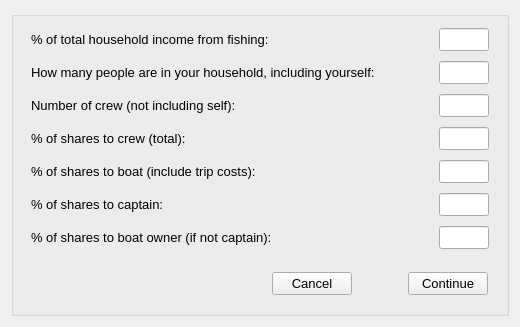
This is oom_st_kitts_nevis/Interview/addtquestions.ui in Ecotrust/openoceanmap-desktop as Qt 5 draws it before an edit. The edited form follows.
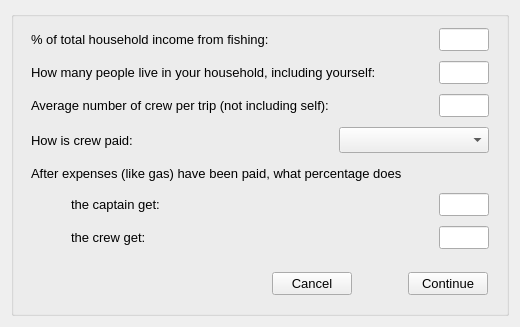
This is the edited form.

```diff
--- a/oom_st_kitts_nevis/Interview/addtquestions.ui
+++ b/oom_st_kitts_nevis/Interview/addtquestions.ui
@@ -153,7 +153,7 @@
                </font>
               </property>
               <property name="text" >
-               <string>How many people are in your household, including yourself:</string>
+               <string>How many people live in your household, including yourself:</string>
               </property>
              </widget>
             </item>
@@ -235,7 +235,7 @@
                </font>
               </property>
               <property name="text" >
-               <string>Number of crew (not including self):</string>
+               <string>Average number of crew per trip (not including self):</string>
               </property>
              </widget>
             </item>
@@ -274,8 +274,8 @@
        </widget>
       </item>
       <item>
-       <widget class="QWidget" native="1" name="widget_24" >
-        <layout class="QVBoxLayout" name="verticalLayout_14" >
+       <widget class="QWidget" native="1" name="widget_63" >
+        <layout class="QVBoxLayout" name="verticalLayout_31" >
          <property name="spacing" >
           <number>4</number>
          </property>
@@ -292,8 +292,8 @@
           <number>2</number>
          </property>
          <item>
-          <widget class="QWidget" native="1" name="widget_26" >
-           <layout class="QHBoxLayout" name="horizontalLayout_23" >
+          <widget class="QWidget" native="1" name="widget_64" >
+           <layout class="QHBoxLayout" name="horizontalLayout_2" >
             <property name="spacing" >
              <number>4</number>
             </property>
@@ -310,14 +310,14 @@
              <number>0</number>
             </property>
             <item>
-             <widget class="QLabel" name="label_28" >
+             <widget class="QLabel" name="label_45" >
               <property name="font" >
                <font>
                 <pointsize>10</pointsize>
                </font>
               </property>
               <property name="text" >
-               <string>% of shares to crew (total):</string>
+               <string>How is crew paid:</string>
               </property>
              </widget>
             </item>
@@ -335,18 +335,39 @@
              </spacer>
             </item>
             <item>
-             <widget class="QLineEdit" name="crew_shares" >
+             <widget class="QComboBox" name="how_crew_paid" >
+              <property name="minimumSize" >
+               <size>
+                <width>150</width>
+                <height>0</height>
+               </size>
+              </property>
               <property name="maximumSize" >
                <size>
-                <width>50</width>
+                <width>150</width>
                 <height>16777215</height>
                </size>
               </property>
-              <property name="font" >
-               <font>
-                <pointsize>10</pointsize>
-               </font>
-              </property>
+              <item>
+               <property name="text" >
+                <string/>
+               </property>
+              </item>
+              <item>
+               <property name="text" >
+                <string>Salary</string>
+               </property>
+              </item>
+              <item>
+               <property name="text" >
+                <string>Share of revenue</string>
+               </property>
+              </item>
+              <item>
+               <property name="text" >
+                <string>Share of catch</string>
+               </property>
+              </item>
              </widget>
             </item>
            </layout>
@@ -399,7 +420,7 @@
                </font>
               </property>
               <property name="text" >
-               <string>% of shares to boat (include trip costs):</string>
+               <string>After expenses (like gas) have been paid, what percentage does</string>
               </property>
              </widget>
             </item>
@@ -416,21 +437,6 @@
               </property>
              </spacer>
             </item>
-            <item>
-             <widget class="QLineEdit" name="boat_shares" >
-              <property name="maximumSize" >
-               <size>
-                <width>50</width>
-                <height>16777215</height>
-               </size>
-              </property>
-              <property name="font" >
-               <font>
-                <pointsize>10</pointsize>
-               </font>
-              </property>
-             </widget>
-            </item>
            </layout>
           </widget>
          </item>
@@ -473,6 +479,22 @@
             <property name="bottomMargin" >
              <number>0</number>
             </property>
+            <item>
+             <spacer name="horizontalSpacer_2" >
+              <property name="orientation" >
+               <enum>Qt::Horizontal</enum>
+              </property>
+              <property name="sizeType" >
+               <enum>QSizePolicy::Fixed</enum>
+              </property>
+              <property name="sizeHint" stdset="0" >
+               <size>
+                <width>40</width>
+                <height>20</height>
+               </size>
+              </property>
+             </spacer>
+            </item>
             <item>
              <widget class="QLabel" name="label_31" >
               <property name="font" >
@@ -481,7 +503,7 @@
                </font>
               </property>
               <property name="text" >
-               <string>% of shares to captain:</string>
+               <string>the captain get:</string>
               </property>
              </widget>
             </item>
@@ -520,8 +542,8 @@
        </widget>
       </item>
       <item>
-       <widget class="QWidget" native="1" name="widget_37" >
-        <layout class="QVBoxLayout" name="verticalLayout_18" >
+       <widget class="QWidget" native="1" name="widget_24" >
+        <layout class="QVBoxLayout" name="verticalLayout_14" >
          <property name="spacing" >
           <number>4</number>
          </property>
@@ -538,8 +560,8 @@
           <number>2</number>
          </property>
          <item>
-          <widget class="QWidget" native="1" name="widget_38" >
-           <layout class="QHBoxLayout" name="horizontalLayout_27" >
+          <widget class="QWidget" native="1" name="widget_26" >
+           <layout class="QHBoxLayout" name="horizontalLayout_23" >
             <property name="spacing" >
              <number>4</number>
             </property>
@@ -556,14 +578,30 @@
              <number>0</number>
             </property>
             <item>
-             <widget class="QLabel" name="label_32" >
+             <spacer name="horizontalSpacer_4" >
+              <property name="orientation" >
+               <enum>Qt::Horizontal</enum>
+              </property>
+              <property name="sizeType" >
+               <enum>QSizePolicy::Fixed</enum>
+              </property>
+              <property name="sizeHint" stdset="0" >
+               <size>
+                <width>40</width>
+                <height>20</height>
+               </size>
+              </property>
+             </spacer>
+            </item>
+            <item>
+             <widget class="QLabel" name="label_28" >
               <property name="font" >
                <font>
                 <pointsize>10</pointsize>
                </font>
               </property>
               <property name="text" >
-               <string>% of shares to boat owner (if not captain):</string>
+               <string>the crew get:</string>
               </property>
              </widget>
             </item>
@@ -581,7 +619,7 @@
              </spacer>
             </item>
             <item>
-             <widget class="QLineEdit" name="owner_shares" >
+             <widget class="QLineEdit" name="crew_shares" >
               <property name="maximumSize" >
                <size>
                 <width>50</width>
```
Left out of the diff: 7 changed lines with no effect on the pictures.
